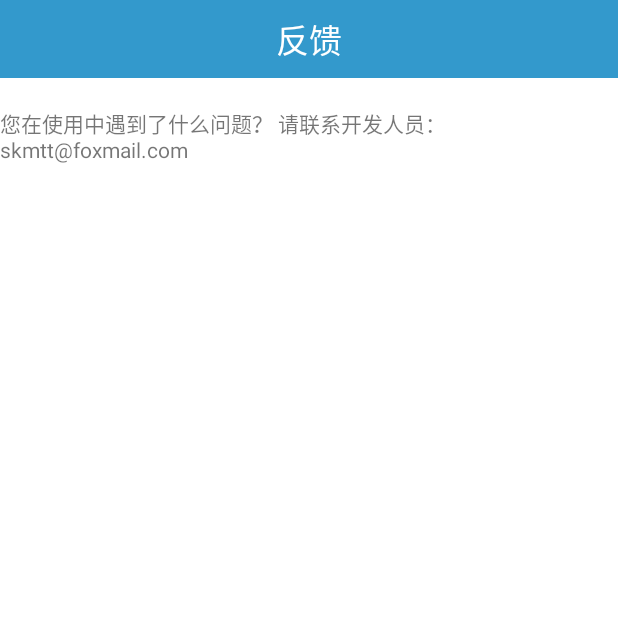
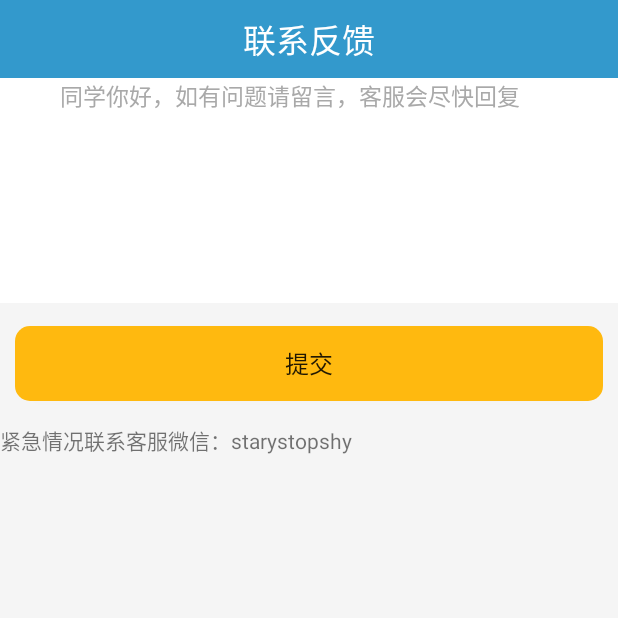
Before and after one commit to stubborny/Julie, an Android app: the FeedBackActivity screen opened directly, with no data from a screen before it, on a phone screen of 412 x 824 dp, the top half of it. Run offline under Robolectric (Android 15) with nearby library versions, the phone set to English and light mode, and no system bars.

Commit message:
更新的反馈界面

```diff
--- a/app/src/main/res/layout/feedback.xml
+++ b/app/src/main/res/layout/feedback.xml
@@ -1,13 +1,9 @@
 <?xml version="1.0" encoding="utf-8"?>
 <LinearLayout xmlns:android="http://schemas.android.com/apk/res/android"
     android:layout_width="match_parent"
-    android:layout_height="match_parent">
-
-    <LinearLayout
-        android:layout_width="match_parent"
-        android:layout_height="match_parent"
-        android:background="@color/white"
-        android:orientation="vertical">
+    android:layout_height="match_parent"
+    android:orientation="vertical"
+    android:background="@color/whitesmoke">
 
         <LinearLayout
             android:layout_width="wrap_content"
@@ -27,29 +23,49 @@
                     android:ellipsize="marquee"
                     android:gravity="center_horizontal|center"
                     android:singleLine="true"
-                    android:text="反馈"
+                    android:text="联系反馈"
                     android:textColor="@color/white"
                     android:textSize="22sp" />
 
-
             </RelativeLayout>
         </LinearLayout>
-        <TextView
+
+            <EditText
+                   android:id="@+id/feedbackEdit"
+                   android:layout_width="match_parent"
+                   android:layout_height="150dp"
+                   android:background="@color/white"
+                   android:gravity="top"
+                   android:hint="
+         同学你好，如有问题请留言，客服会尽快回复  "
+                   android:textColorHint="@color/darkgrey"
+                   android:textSize="15sp"
+                   android:maxLines="5"
+                   android:textCursorDrawable="@null"/>
+    <View
+        android:layout_width="match_parent"
+        android:layout_height="15dp"
+        android:background="@color/whitesmoke"/>
+
+        <Button
             android:layout_width="match_parent"
-            android:layout_height="10dp"
-            android:gravity="center|top"
-            android:text=""/>
-        <TextView
+            android:layout_height="50dp"
+            android:layout_marginLeft="10dp"
+            android:layout_marginRight="10dp"
+            android:background="@drawable/round_radius2"
+            android:text="提交"
+            android:textSize="16sp" />
+
+
+    <View
+        android:layout_width="match_parent"
+        android:layout_height="15dp"
+        android:background="@color/whitesmoke"/>
+    <TextView
             android:layout_width="match_parent"
-            android:layout_height="10dp"
-            android:gravity="center|top"
-            android:text=""/>
-        <TextView
-            android:layout_width="match_parent"
-            android:layout_height="match_parent"
-            android:text="您在使用中遇到了什么问题？
-请联系开发人员：skmtt@foxmail.com"/>
+            android:layout_height="wrap_content"
+            android:text="紧急情况联系客服微信：starystopshy"/>
 
-    </LinearLayout>
+
 
 </LinearLayout>
```
